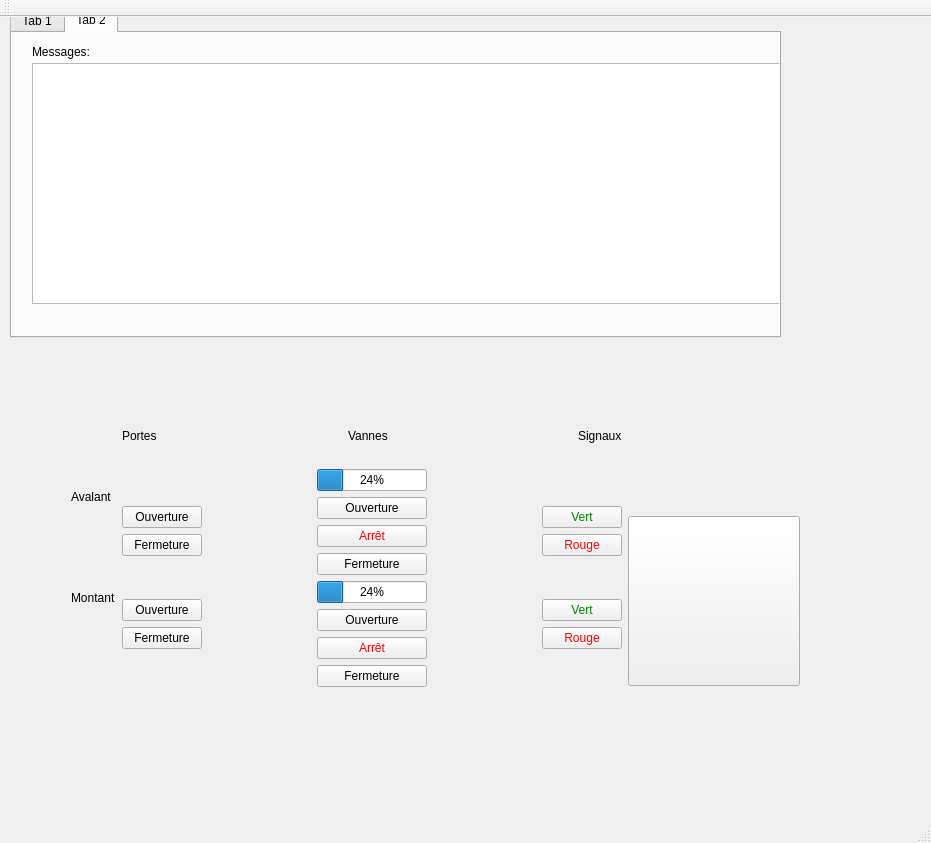
This is mainwindow.ui in VConstans/IHMEcluse as Qt 5 draws it before an edit. The edited form follows.
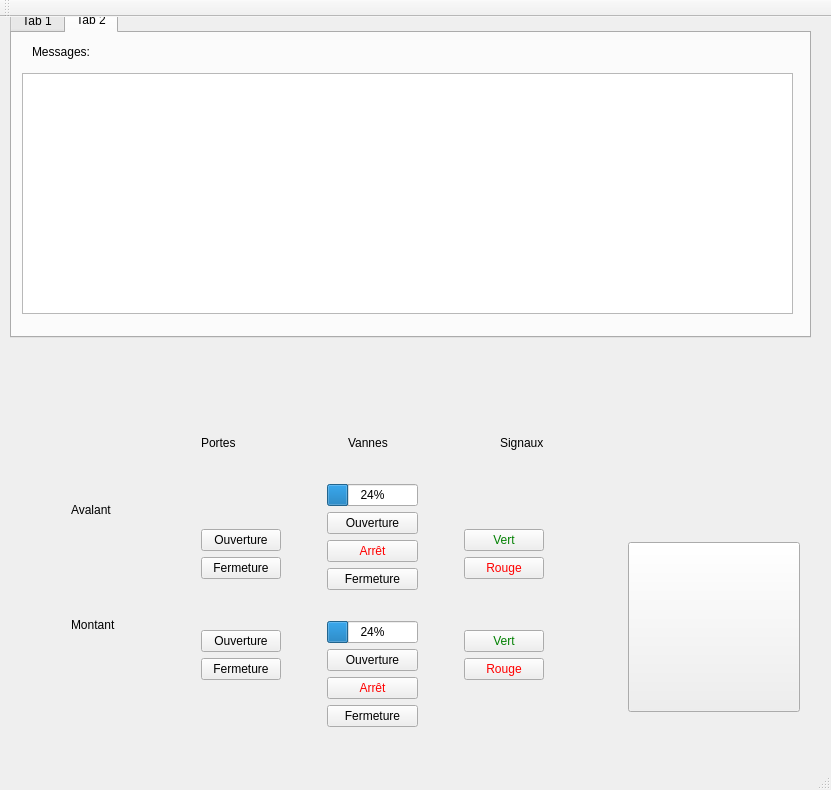
This is the edited form. The open tabs and pages were chosen to show the change. Icons and pictures are not drawn.

Commit message: Ajuste and resize insterface

```diff
--- a/mainwindow.ui
+++ b/mainwindow.ui
@@ -6,8 +6,8 @@
    <rect>
     <x>0</x>
     <y>0</y>
-    <width>931</width>
-    <height>843</height>
+    <width>831</width>
+    <height>790</height>
    </rect>
   </property>
   <property name="windowTitle">
@@ -19,8 +19,8 @@
      <rect>
       <x>40</x>
       <y>340</y>
-      <width>831</width>
-      <height>431</height>
+      <width>781</width>
+      <height>401</height>
      </rect>
     </property>
     <property name="layoutDirection">
@@ -161,7 +161,7 @@
         <x>20</x>
         <y>40</y>
         <width>751</width>
-        <height>301</height>
+        <height>341</height>
        </rect>
       </property>
       <layout class="QHBoxLayout" name="horizontalLayout_6">
@@ -222,8 +222,34 @@
          </item>
         </layout>
        </item>
+       <item>
+        <spacer name="horizontalSpacer_8">
+         <property name="orientation">
+          <enum>Qt::Horizontal</enum>
+         </property>
+         <property name="sizeHint" stdset="0">
+          <size>
+           <width>40</width>
+           <height>20</height>
+          </size>
+         </property>
+        </spacer>
+       </item>
        <item>
         <layout class="QVBoxLayout" name="verticalLayout_4">
+         <item>
+          <spacer name="verticalSpacer_4">
+           <property name="orientation">
+            <enum>Qt::Vertical</enum>
+           </property>
+           <property name="sizeHint" stdset="0">
+            <size>
+             <width>20</width>
+             <height>40</height>
+            </size>
+           </property>
+          </spacer>
+         </item>
          <item>
           <layout class="QHBoxLayout" name="horizontalLayout_5">
            <item>
@@ -275,6 +301,19 @@
            </item>
           </layout>
          </item>
+         <item>
+          <spacer name="verticalSpacer_6">
+           <property name="orientation">
+            <enum>Qt::Vertical</enum>
+           </property>
+           <property name="sizeHint" stdset="0">
+            <size>
+             <width>20</width>
+             <height>40</height>
+            </size>
+           </property>
+          </spacer>
+         </item>
          <item>
           <layout class="QHBoxLayout" name="horizontalLayout_2">
            <item>
@@ -386,6 +425,19 @@
              </item>
              <item>
               <layout class="QVBoxLayout" name="groupePorteAvalant">
+               <item>
+                <spacer name="verticalSpacer_5">
+                 <property name="orientation">
+                  <enum>Qt::Vertical</enum>
+                 </property>
+                 <property name="sizeHint" stdset="0">
+                  <size>
+                   <width>20</width>
+                   <height>40</height>
+                  </size>
+                 </property>
+                </spacer>
+               </item>
                <item>
                 <widget class="QProgressBar" name="progressPorteAvalant">
                  <property name="value">
@@ -498,6 +550,19 @@
          </item>
         </layout>
        </item>
+       <item>
+        <spacer name="horizontalSpacer_7">
+         <property name="orientation">
+          <enum>Qt::Horizontal</enum>
+         </property>
+         <property name="sizeHint" stdset="0">
+          <size>
+           <width>40</width>
+           <height>20</height>
+          </size>
+         </property>
+        </spacer>
+       </item>
        <item>
         <layout class="QVBoxLayout" name="groupeButtonUrgence">
          <item>
@@ -567,7 +632,7 @@
      <rect>
       <x>10</x>
       <y>-10</y>
-      <width>771</width>
+      <width>801</width>
       <height>331</height>
      </rect>
     </property>
@@ -804,9 +869,9 @@
      <widget class="QTextBrowser" name="messageDisplay">
       <property name="geometry">
        <rect>
-        <x>20</x>
-        <y>30</y>
-        <width>831</width>
+        <x>10</x>
+        <y>40</y>
+        <width>771</width>
         <height>241</height>
        </rect>
       </property>
```
Left out of the diff: 10 changed lines with no effect on the pictures.
